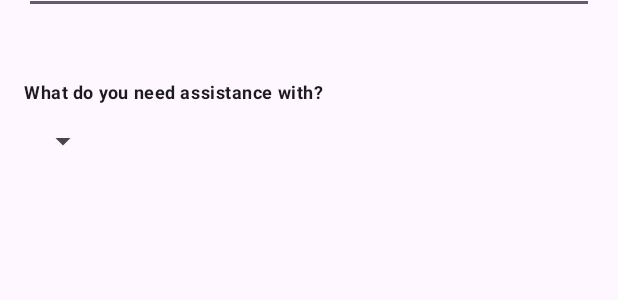
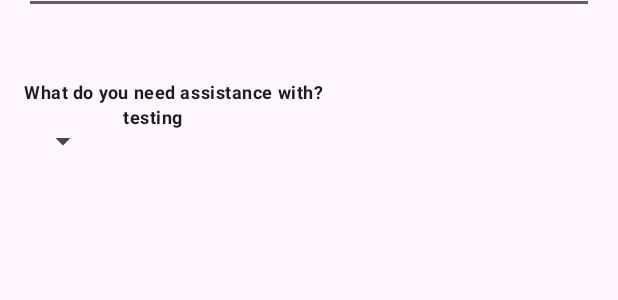
Before and after one commit to JosephGwara/XADAD7112w, an Android app: the layout fragment_beneficiary_details.xml on its own in the app's theme, with its tools: preview values and no code run, on a phone screen of 412 x 824 dp. Shown: the part 452-752 px from the top of the screen. Run offline under Robolectric (Android 15) with nearby library versions, the phone set to English and light mode, and no system bars.

Commit message:
Added Separate flow for Beneficiaries in onboarding

```diff
--- a/app/src/main/java/com/groupfour/khwakhanyawelfare/presentation/onboarding/profile/CreateProfileViewModel.kt
+++ b/app/src/main/java/com/groupfour/khwakhanyawelfare/presentation/onboarding/profile/CreateProfileViewModel.kt
@@ -17,6 +17,7 @@ import javax.inject.Inject
 
 @HiltViewModel
 class CreateProfileViewModel @Inject constructor(private val firebaseAuth: FirebaseAuth, private val firestore: FirebaseFirestore) : ViewModel() {
+
     private var _onBoardingComplete = MutableLiveData<Boolean>()
     val onBoardingComplete: LiveData<Boolean> get() = _onBoardingComplete
 
--- a/app/src/main/res/layout/fragment_beneficiary_details.xml
+++ b/app/src/main/res/layout/fragment_beneficiary_details.xml
@@ -67,6 +67,19 @@
         android:id="@+id/need_select"
         android:layout_width="50dp"
         android:layout_height="50dp"/>
+    <com.google.android.material.textview.MaterialTextView
+        style="@style/TextAppearance.Material3.BodyLarge"
+        android:id="@+id/need_type_txt"
+        android:layout_width="wrap_content"
+        android:layout_height="wrap_content"
+        android:text="testing"
+        android:textSize="12sp"
+        android:textStyle="bold"
+        android:layout_marginTop="60dp"
+        android:layout_marginStart="16dp"
+        app:layout_constraintTop_toBottomOf="@+id/school_edit_text"
+        app:layout_constraintStart_toEndOf="@+id/need_select"
+        />
 
     <com.google.android.material.button.MaterialButton
         android:id="@+id/continue_btn"
--- a/app/src/main/res/layout/fragment_create_profile.xml
+++ b/app/src/main/res/layout/fragment_create_profile.xml
@@ -123,7 +123,6 @@
                 android:layout_marginTop="60dp"
                 android:layout_marginStart="16dp"
                 android:layout_marginEnd="16dp"
-                android:inputType="number"
                 app:layout_constraintStart_toStartOf="parent"
                 app:layout_constraintEnd_toEndOf="parent"
                 />
--- a/app/src/main/res/layout/fragment_onboarding_end.xml
+++ b/app/src/main/res/layout/fragment_onboarding_end.xml
@@ -12,7 +12,7 @@
             android:id="@+id/message"
             android:layout_width="wrap_content"
             android:layout_height="wrap_content"
-            android:text="All done lets make a donation"
+            android:text="All Done Lets go"
             android:layout_marginTop="40dp"
             android:layout_marginBottom="40dp"
             app:layout_constraintEnd_toEndOf="parent"
@@ -32,7 +32,7 @@
             />
 <Button
     android:id="@+id/start_btn"
-    android:text="Get Started"
+    android:text="COntinue"
     android:layout_width="match_parent"
     android:layout_height="60dp"
     app:layout_constraintTop_toBottomOf="@+id/welcome_img"
```
Also changed, not shown: app/src/main/java/com/groupfour/khwakhanyawelfare/presentation/auth/registration/RegistrationFragment.kt (+5 -2 lines), app/src/main/java/com/groupfour/khwakhanyawelfare/presentation/onboarding/beneficiary_details/BeneficiaryDetailsFragment.kt (+57 -0 lines), app/src/main/java/com/groupfour/khwakhanyawelfare/presentation/onboarding/beneficiary_details/BeneficiaryDetailsViewModel.kt (+37 -2 lines).
